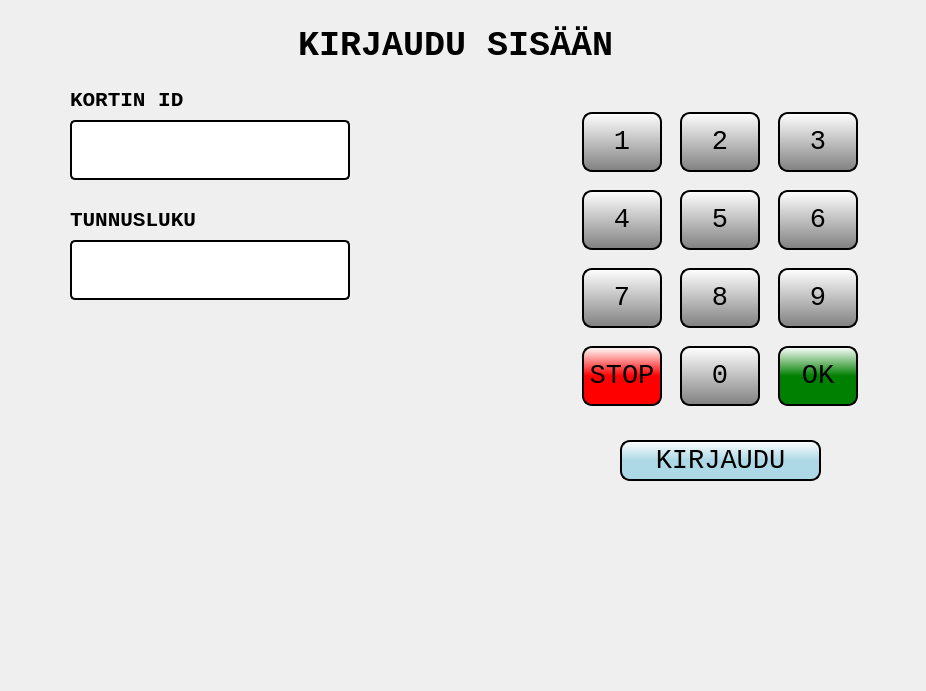
Before: the Qt Designer form bank_automat/mainwindow.ui in tvt20kmo-ohjelmistokehitysprojekti/Group1, drawn with Qt 5.
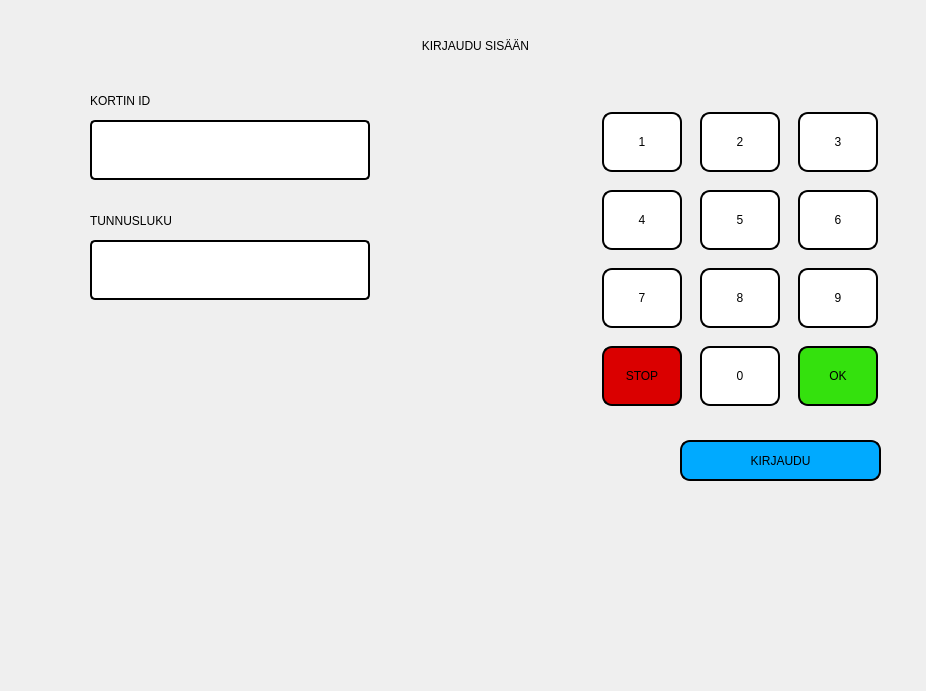
After: the same form once the commit is applied.

Patch:
```diff
--- a/bank_automat/mainwindow.ui
+++ b/bank_automat/mainwindow.ui
@@ -41,10 +41,10 @@
    <widget class="QStackedWidget" name="stackedWidget">
     <property name="geometry">
      <rect>
-      <x>-10</x>
+      <x>10</x>
       <y>0</y>
       <width>911</width>
-      <height>651</height>
+      <height>641</height>
      </rect>
     </property>
     <property name="sizePolicy">
@@ -59,15 +59,11 @@
       <height>0</height>
      </size>
     </property>
-    <property name="font">
-     <font>
-      <pointsize>16</pointsize>
-     </font>
-    </property>
     <property name="styleSheet">
      <string notr="true">QPushButton 
 {
-	font-family: Consolas;
+	
+	font: 16pt &quot;Squada One&quot;;
     background-color: qlineargradient(x1: 0, y1: 0, x2: 0, y2: 1, stop: 0 white, stop: 1 grey);
 	border-style: solid;
 	border-color: black;
@@ -77,7 +73,8 @@
 
 QLabel 
 {
-	font-family: Consolas;
+	
+	font: 16pt &quot;Squada One&quot;;
 	border-style: solid;
 	border-color: black;
 	border-width: 2px;
@@ -123,11 +120,8 @@
            <height>0</height>
           </size>
          </property>
-         <property name="font">
-          <font>
-           <family>Consolas</family>
-           <pointsize>20</pointsize>
-          </font>
+         <property name="styleSheet">
+          <string notr="true">background-color: rgb(255, 255, 255);</string>
          </property>
          <property name="text">
           <string>8</string>
@@ -154,11 +148,8 @@
            <height>0</height>
           </size>
          </property>
-         <property name="font">
-          <font>
-           <family>Consolas</family>
-           <pointsize>20</pointsize>
-          </font>
+         <property name="styleSheet">
+          <string notr="true">background-color: rgb(255, 255, 255);</string>
          </property>
          <property name="text">
           <string>5</string>
@@ -185,11 +176,8 @@
            <height>0</height>
           </size>
          </property>
-         <property name="font">
-          <font>
-           <family>Consolas</family>
-           <pointsize>20</pointsize>
-          </font>
+         <property name="styleSheet">
+          <string notr="true">background-color: rgb(255, 255, 255);</string>
          </property>
          <property name="text">
           <string>9</string>
@@ -216,11 +204,8 @@
            <height>0</height>
           </size>
          </property>
-         <property name="font">
-          <font>
-           <family>Consolas</family>
-           <pointsize>20</pointsize>
-          </font>
+         <property name="styleSheet">
+          <string notr="true">background-color: rgb(255, 255, 255);</string>
          </property>
          <property name="text">
           <string>4</string>
@@ -247,11 +232,8 @@
            <height>0</height>
           </size>
          </property>
-         <property name="font">
-          <font>
-           <family>Consolas</family>
-           <pointsize>20</pointsize>
-          </font>
+         <property name="styleSheet">
+          <string notr="true">background-color: rgb(255, 255, 255);</string>
          </property>
          <property name="text">
           <string>2</string>
@@ -278,11 +260,8 @@
            <height>0</height>
           </size>
          </property>
-         <property name="font">
-          <font>
-           <family>Consolas</family>
-           <pointsize>20</pointsize>
-          </font>
+         <property name="styleSheet">
+          <string notr="true">background-color: rgb(255, 255, 255);</string>
          </property>
          <property name="text">
           <string>1</string>
@@ -309,11 +288,8 @@
            <height>0</height>
           </size>
          </property>
-         <property name="font">
-          <font>
-           <family>Consolas</family>
-           <pointsize>20</pointsize>
-          </font>
+         <property name="styleSheet">
+          <string notr="true">background-color: rgb(255, 255, 255);</string>
          </property>
          <property name="text">
           <string>3</string>
@@ -340,11 +316,8 @@
            <height>0</height>
           </size>
          </property>
-         <property name="font">
-          <font>
-           <family>Consolas</family>
-           <pointsize>20</pointsize>
-          </font>
+         <property name="styleSheet">
+          <string notr="true">background-color: rgb(255, 255, 255);</string>
          </property>
          <property name="text">
           <string>6</string>
@@ -371,11 +344,8 @@
            <height>0</height>
           </size>
          </property>
-         <property name="font">
-          <font>
-           <family>Consolas</family>
-           <pointsize>20</pointsize>
-          </font>
+         <property name="styleSheet">
+          <string notr="true">background-color: rgb(255, 255, 255);</string>
          </property>
          <property name="text">
           <string>7</string>
@@ -402,11 +372,8 @@
            <height>0</height>
           </size>
          </property>
-         <property name="font">
-          <font>
-           <family>Consolas</family>
-           <pointsize>20</pointsize>
-          </font>
+         <property name="styleSheet">
+          <string notr="true">background-color: rgb(255, 255, 255);</string>
          </property>
          <property name="text">
           <string>0</string>
@@ -433,14 +400,8 @@
            <height>40</height>
           </size>
          </property>
-         <property name="font">
-          <font>
-           <family>Consolas</family>
-           <pointsize>20</pointsize>
-          </font>
-         </property>
          <property name="styleSheet">
-          <string notr="true">background-color: qlineargradient(x1: 0, y1: 0, x2: 0, y2: 0.5, stop: 0 white, stop: 1 red);</string>
+          <string notr="true">background-color: rgb(218, 0, 0);</string>
          </property>
          <property name="text">
           <string>STOP</string>
@@ -467,14 +428,9 @@
            <height>0</height>
           </size>
          </property>
-         <property name="font">
-          <font>
-           <family>Consolas</family>
-           <pointsize>20</pointsize>
-          </font>
-         </property>
          <property name="styleSheet">
-          <string notr="true">background-color: qlineargradient(x1: 0, y1: 0, x2: 0, y2: 0.5, stop: 0 white, stop: 1 green);</string>
+          <string notr="true">
+background-color: rgb(52, 225, 13);</string>
          </property>
          <property name="text">
           <string>OK</string>
@@ -510,12 +466,6 @@
         <height>60</height>
        </size>
       </property>
-      <property name="font">
-       <font>
-        <family>Consolas</family>
-        <pointsize>20</pointsize>
-       </font>
-      </property>
       <property name="mouseTracking">
        <bool>false</bool>
       </property>
@@ -548,14 +498,6 @@
         <height>51</height>
        </rect>
       </property>
-      <property name="font">
-       <font>
-        <family>Consolas</family>
-        <pointsize>26</pointsize>
-        <weight>75</weight>
-        <bold>true</bold>
-       </font>
-      </property>
       <property name="styleSheet">
        <string notr="true">border-style: none;</string>
       </property>
@@ -569,20 +511,16 @@
      <widget class="QPushButton" name="Btn_login">
       <property name="geometry">
        <rect>
-        <x>630</x>
+        <x>670</x>
         <y>440</y>
         <width>201</width>
         <height>41</height>
        </rect>
       </property>
-      <property name="font">
-       <font>
-        <family>Consolas</family>
-        <pointsize>20</pointsize>
-       </font>
-      </property>
       <property name="styleSheet">
-       <string notr="true">background-color: qlineargradient(x1: 0, y1: 0, x2: 0, y2: 0.5, stop: 0 white, stop: 1 lightblue);</string>
+       <string notr="true">background-color: rgb(0, 170, 255);
+
+alternate-background-color: rgb(85, 170, 255);</string>
       </property>
       <property name="text">
        <string>KIRJAUDU</string>
@@ -615,12 +553,6 @@
         <height>60</height>
        </size>
       </property>
-      <property name="font">
-       <font>
-        <family>Consolas</family>
-        <pointsize>20</pointsize>
-       </font>
-      </property>
       <property name="mouseTracking">
        <bool>false</bool>
       </property>
@@ -649,18 +581,10 @@
        <rect>
         <x>80</x>
         <y>210</y>
-        <width>131</width>
+        <width>151</width>
         <height>21</height>
        </rect>
       </property>
-      <property name="font">
-       <font>
-        <family>Consolas</family>
-        <pointsize>16</pointsize>
-        <weight>75</weight>
-        <bold>true</bold>
-       </font>
-      </property>
       <property name="styleSheet">
        <string notr="true">border-style: none;</string>
       </property>
@@ -680,14 +604,6 @@
         <height>21</height>
        </rect>
       </property>
-      <property name="font">
-       <font>
-        <family>Consolas</family>
-        <pointsize>16</pointsize>
-        <weight>75</weight>
-        <bold>true</bold>
-       </font>
-      </property>
       <property name="styleSheet">
        <string notr="true">border-style: none;</string>
       </property>
@@ -707,14 +623,6 @@
         <height>51</height>
        </rect>
       </property>
-      <property name="font">
-       <font>
-        <family>Consolas</family>
-        <pointsize>16</pointsize>
-        <weight>75</weight>
-        <bold>true</bold>
-       </font>
-      </property>
       <property name="styleSheet">
        <string notr="true">border-style: none;</string>
       </property>
```
Left out of the diff: 142 changed lines with no effect on the pictures.
